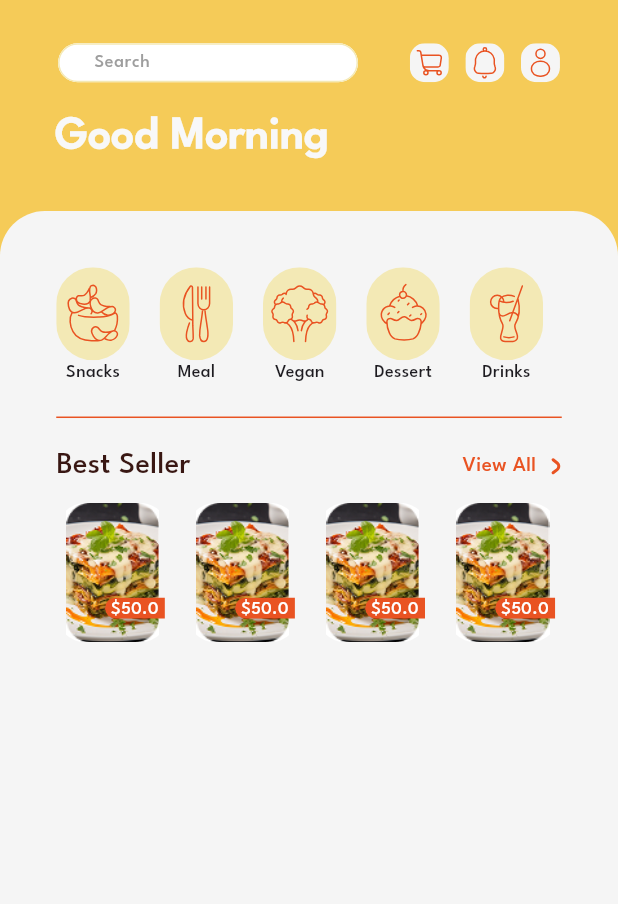
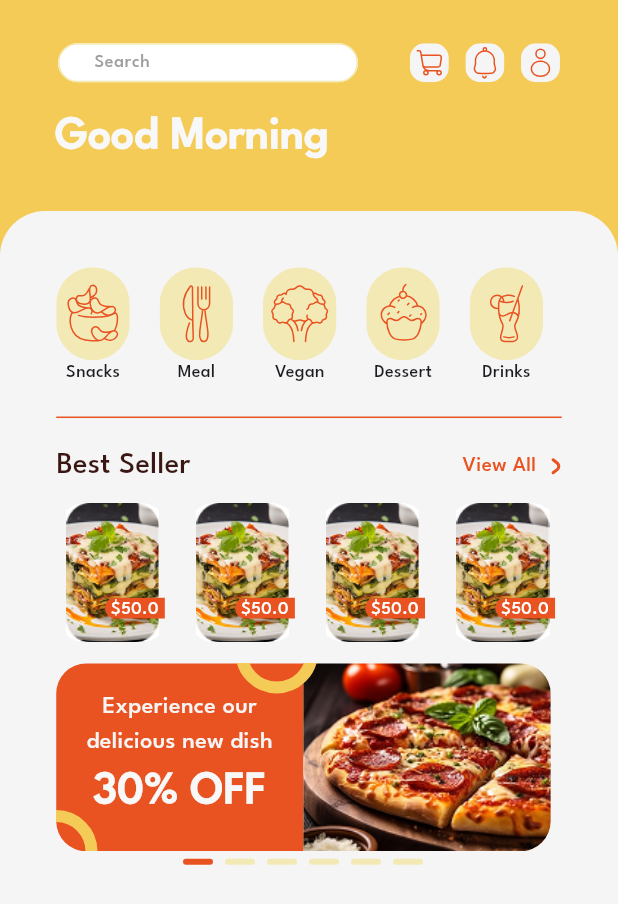
Before and after one commit to mohammedsabrii/yumquick, a Flutter app: the HomeView screen opened by its route, on a phone screen of 412 x 824 dp. Shown: the top 904 px of the screen. Run offline on Flutter 3.47's test engine with Material 3 defaults, Android fonts, the phone set to English and light mode, and no system bars; our stand-ins replace flutter_svg, font_awesome_flutter, go_router, shared_preferences; accounts and stored records are empty.

Commit message:
create offers list

```diff
--- a/lib/core/utils/app_assets.dart
+++ b/lib/core/utils/app_assets.dart
@@ -20,4 +20,5 @@ class AppAssets {
   static const kDrinksIcon = 'assets/images/drinks icon.svg';
   static const kDessertsIcon = 'assets/images/desserts icon.svg';
   static const kTestImage = 'assets/images/test image.jpg';
+  static const kPazzaPhoto = 'assets/images/Photo Pizza.jpg';
 }
--- a/lib/core/utils/app_styles.dart
+++ b/lib/core/utils/app_styles.dart
@@ -24,9 +24,18 @@ class AppStyles {
       fontWeight: FontWeight.w500,
     );
   }
+
   static TextStyle styleLeagueSpartanregular12(context) {
     return const TextStyle(
       fontSize: 12,
+      fontFamily: 'League Spartan',
+      fontWeight: FontWeight.w400,
+    );
+  }
+
+  static TextStyle styleLeagueSpartanregular16(context) {
+    return const TextStyle(
+      fontSize: 16,
       fontFamily: 'League Spartan',
       fontWeight: FontWeight.w400,
     );
@@ -57,4 +66,13 @@ class AppStyles {
       fontWeight: FontWeight.w700,
     );
   }
+
+  static TextStyle styleLeagueSpartanBold32(context) {
+    return const TextStyle(
+      color: Color(0xFFF8F8F8),
+      fontSize: 30,
+      fontFamily: 'League Spartan',
+      fontWeight: FontWeight.w700,
+    );
+  }
 }
--- /dev/null
+++ b/lib/core/widget/custom_circle_widget.dart
@@ -0,0 +1,19 @@
+import 'package:flutter/material.dart';
+import 'package:yumquick/core/utils/colors.dart';
+
+class CustomCircleWidget extends StatelessWidget {
+  const CustomCircleWidget({super.key});
+
+  @override
+  Widget build(BuildContext context) {
+    return Container(
+      width: 55,
+      height: 55,
+      decoration: const ShapeDecoration(
+        shape: OvalBorder(
+          side: BorderSide(width: 8, color: AppColor.kYellowBase),
+        ),
+      ),
+    );
+  }
+}
--- /dev/null
+++ b/lib/feactures/home/presentation/view/data/offers_list.dart
@@ -0,0 +1,35 @@
+import 'package:yumquick/core/utils/app_assets.dart';
+import 'package:yumquick/feactures/home/presentation/view/manger/offers_model.dart';
+
+final List<OffersModel> offersList = [
+  const OffersModel(
+    title: 'Experience our delicious new dish',
+    offer: '30% OFF',
+    image: AppAssets.kPazzaPhoto,
+  ),
+  const OffersModel(
+    title: 'Experience our delicious new dish',
+    offer: '40% OFF',
+    image: AppAssets.kPazzaPhoto,
+  ),
+  const OffersModel(
+    title: 'Experience our delicious new dish',
+    offer: '20% OFF',
+    image: AppAssets.kPazzaPhoto,
+  ),
+  const OffersModel(
+    title: 'Experience our delicious new dish',
+    offer: '70% OFF',
+    image: AppAssets.kPazzaPhoto,
+  ),
+  const OffersModel(
+    title: 'Experience our delicious new dish',
+    offer: '10% OFF',
+    image: AppAssets.kPazzaPhoto,
+  ),
+  const OffersModel(
+    title: 'Experience our delicious new dish',
+    offer: '50% OFF',
+    image: AppAssets.kPazzaPhoto,
+  ),
+];
--- /dev/null
+++ b/lib/feactures/home/presentation/view/manger/offers_model.dart
@@ -0,0 +1,9 @@
+class OffersModel {
+  final String title, offer, image;
+
+  const OffersModel({
+    required this.title,
+    required this.offer,
+    required this.image,
+  });
+}
--- /dev/null
+++ b/lib/feactures/home/presentation/view/widget/custom_offers_item.dart
@@ -0,0 +1,61 @@
+import 'package:flutter/material.dart';
+import 'package:yumquick/core/utils/app_assets.dart';
+import 'package:yumquick/core/utils/app_styles.dart';
+import 'package:yumquick/core/utils/colors.dart';
+
+class CustomOffersItem extends StatelessWidget {
+  const CustomOffersItem({
+    super.key,
+    required this.title,
+    required this.offer,
+    required this.image,
+  });
+  final String title, offer, image;
+  @override
+  Widget build(BuildContext context) {
+    return Row(
+      children: [
+        Container(
+          width: MediaQuery.sizeOf(context).width * 0.4,
+          height: MediaQuery.sizeOf(context).height * 0.152,
+          decoration: const BoxDecoration(
+            color: AppColor.kMainColor,
+            borderRadius: BorderRadius.only(
+              topLeft: Radius.circular(20),
+              bottomLeft: Radius.circular(20),
+            ),
+          ),
+          child: Column(
+            mainAxisAlignment: MainAxisAlignment.center,
+
+            children: [
+              Text(
+                title,
+                textAlign: TextAlign.center,
+                style: AppStyles.styleLeagueSpartanregular16(
+                  context,
+                ).copyWith(color: AppColor.kCultured),
+              ),
+              Text(
+                offer,
+                textAlign: TextAlign.center,
+                style: AppStyles.styleLeagueSpartanBold32(context),
+              ),
+            ],
+          ),
+        ),
+        Container(
+          width: MediaQuery.sizeOf(context).width * 0.4,
+          height: MediaQuery.sizeOf(context).height * 0.152,
+          decoration: BoxDecoration(
+            borderRadius: const BorderRadius.only(
+              topRight: Radius.circular(20),
+              bottomRight: Radius.circular(20),
+            ),
+            image: DecorationImage(image: AssetImage(image), fit: BoxFit.cover),
+          ),
+        ),
+      ],
+    );
+  }
+}
--- /dev/null
+++ b/lib/feactures/home/presentation/view/widget/custom_offers_widget.dart
@@ -0,0 +1,31 @@
+import 'package:flutter/material.dart';
+import 'package:yumquick/core/widget/custom_circle_widget.dart';
+import 'package:yumquick/feactures/home/presentation/view/manger/offers_model.dart';
+import 'package:yumquick/feactures/home/presentation/view/widget/custom_offers_item.dart';
+
+class CustomOffersWidget extends StatelessWidget {
+  const CustomOffersWidget({super.key, required this.model});
+  final OffersModel model;
+  @override
+  Widget build(BuildContext context) {
+    return Stack(
+      children: [
+        CustomOffersItem(
+          image: model.image,
+          offer: model.offer,
+          title: model.title,
+        ),
+        Positioned(
+          top: -35,
+          left: MediaQuery.sizeOf(context).width * 0.29,
+          child: const CustomCircleWidget(),
+        ),
+        const Positioned(
+          left: -27.5,
+          bottom: -27.5,
+          child: CustomCircleWidget(),
+        ),
+      ],
+    );
+  }
+}
--- a/lib/feactures/home/presentation/view/widget/home_view_detiles_body.dart
+++ b/lib/feactures/home/presentation/view/widget/home_view_detiles_body.dart
@@ -2,6 +2,8 @@ import 'package:flutter/material.dart';
 import 'package:yumquick/core/utils/colors.dart';
 import 'package:yumquick/feactures/home/presentation/view/widget/best_seller.dart';
 import 'package:yumquick/feactures/home/presentation/view/widget/custom_category_list.dart';
+import 'package:yumquick/feactures/home/presentation/view/widget/custom_offers_widget.dart';
+import 'package:yumquick/feactures/home/presentation/view/widget/offers_page_view.dart';
 
 class HomeViewDetilesBody extends StatelessWidget {
   const HomeViewDetilesBody({super.key});
@@ -16,6 +18,7 @@ class HomeViewDetilesBody extends StatelessWidget {
         const Divider(color: AppColor.kMainColor, thickness: 1),
         const SizedBox(height: 10),
         const BestSeller(),
+        const OffersPageView(),
       ],
     );
   }
--- /dev/null
+++ b/lib/feactures/home/presentation/view/widget/offers_dot_indicator_list.dart
@@ -0,0 +1,20 @@
+import 'package:flutter/material.dart';
+import 'package:yumquick/core/widget/custom_dot_indicator.dart';
+import 'package:yumquick/feactures/home/presentation/view/data/offers_list.dart';
+import 'package:yumquick/feactures/home/presentation/view/manger/offers_model.dart';
+
+class OffersDotIndicatorList extends StatelessWidget {
+  const OffersDotIndicatorList({super.key, required this.cruntPageIndex});
+  final int cruntPageIndex;
+  @override
+  Widget build(BuildContext context) {
+    return Row(
+      mainAxisAlignment: MainAxisAlignment.center,
+
+      children: List.generate(
+        offersList.length,
+        (index) => CustomDotIndicator(isActive: index == cruntPageIndex),
+      ),
+    );
+  }
+}
--- /dev/null
+++ b/lib/feactures/home/presentation/view/widget/offers_page_view.dart
@@ -0,0 +1,47 @@
+import 'package:flutter/material.dart';
+import 'package:yumquick/feactures/home/presentation/view/data/offers_list.dart';
+import 'package:yumquick/feactures/home/presentation/view/widget/custom_offers_widget.dart';
+import 'package:yumquick/feactures/onPording/presentation/views/widget/custom_dot_indicator_list.dart';
+
+class OffersPageView extends StatefulWidget {
+  const OffersPageView({super.key});
+
+  @override
+  State<OffersPageView> createState() => _OffersPageViewState();
+}
+
+class _OffersPageViewState extends State<OffersPageView> {
+  late PageController pageController;
+  int pageIndex = 0;
+  @override
+  void initState() {
+    pageController = PageController();
+
+    pageController.addListener(() {
+      pageIndex = pageController.page!.round();
+      setState(() {});
+    });
+
+    super.initState();
+  }
+
+  @override
+  Widget build(BuildContext context) {
+    return SizedBox(
+      height: MediaQuery.sizeOf(context).height * 0.175,
+      child: PageView.builder(
+        itemCount: offersList.length,
+        controller: pageController,
+        itemBuilder: (context, index) {
+          return Column(
+            children: [
+              CustomOffersWidget(model: offersList[index]),
+              const SizedBox(height: 5),
+              CustomDotIdctorList(cruntPageIndex: pageIndex),
+            ],
+          );
+        },
+      ),
+    );
+  }
+}
--- a/lib/feactures/onPording/presentation/views/widget/custom_dot_indicator_list.dart
+++ b/lib/feactures/onPording/presentation/views/widget/custom_dot_indicator_list.dart
@@ -1,6 +1,6 @@
 import 'package:flutter/widgets.dart';
-import 'package:yumquick/feactures/onPording/presentation/views/data/onpording_list.dart';
-import 'package:yumquick/feactures/onPording/presentation/views/widget/custom_dot_indicator.dart';
+import 'package:yumquick/feactures/home/presentation/view/data/offers_list.dart';
+import 'package:yumquick/core/widget/custom_dot_indicator.dart';
 
 class CustomDotIdctorList extends StatelessWidget {
   const CustomDotIdctorList({super.key, required this.cruntPageIndex});
@@ -9,7 +9,7 @@ class CustomDotIdctorList extends StatelessWidget {
   Widget build(BuildContext context) {
     return Row(
       mainAxisAlignment: MainAxisAlignment.center,
-      children: List.generate(onpordingList.length, (index) {
+      children: List.generate(offersList.length, (index) {
         return CustomDotIndicator(isActive: index == cruntPageIndex);
       }),
     );
```
Also changed, not shown: assets/images/Photo Pizza.jpg (added), lib/core/widget/custom_dot_indicator.dart (renamed from lib/feactures/onPording/presentation/views/widget/custom_dot_indicator.dart).
